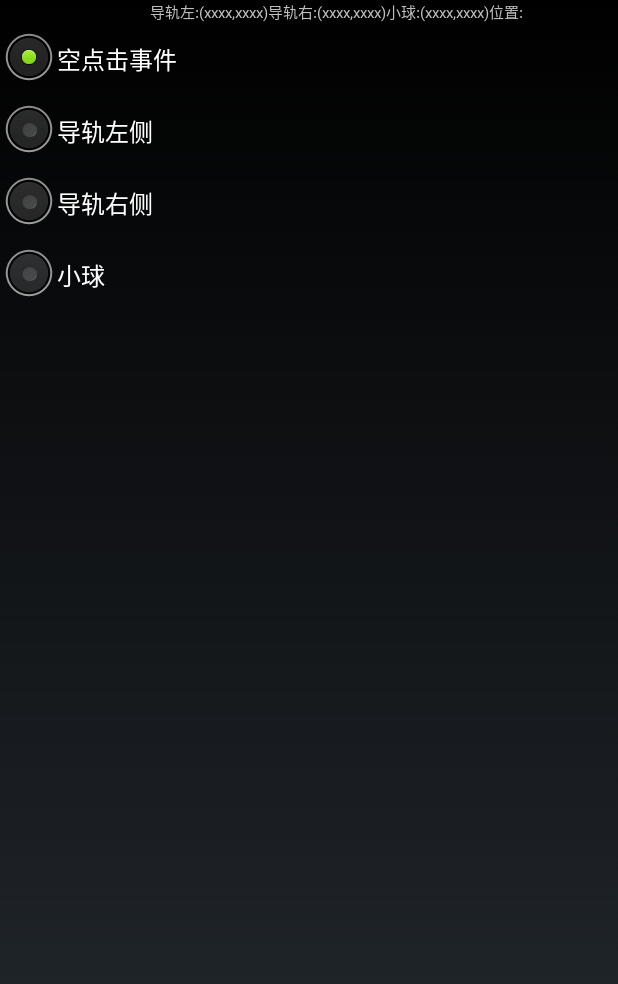
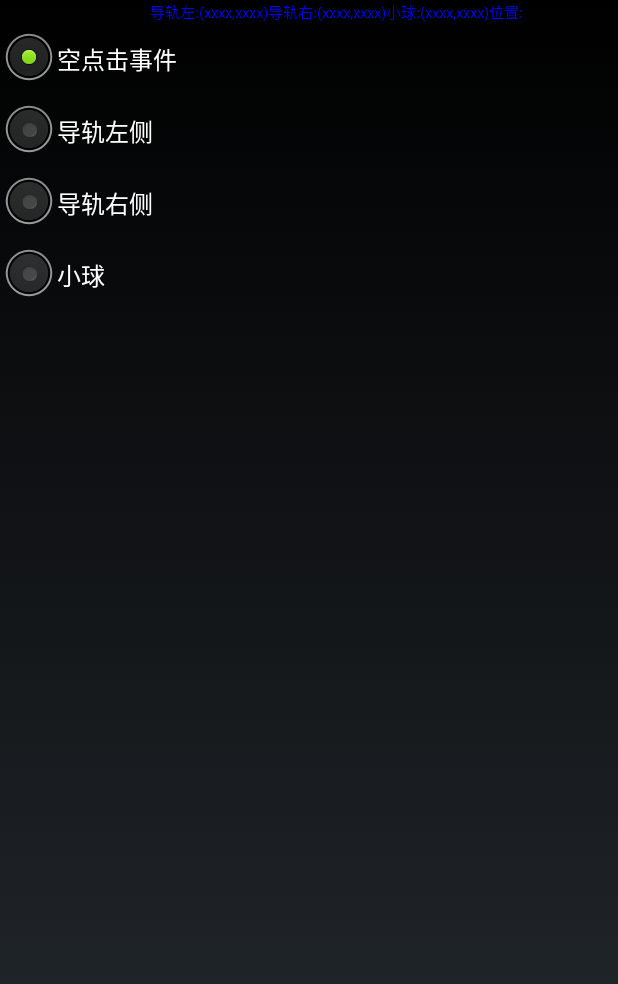
Before and after one commit to zsyh/BallTracking, an Android app: the layout zaizai1_surface_view.xml on its own in the app's theme, with its tools: preview values and no code run, on a phone screen of 412 x 824 dp. Shown: the top 984 px of the screen. Run offline under Robolectric (Android 15) with nearby library versions, the phone set to English and light mode, and no system bars.

Commit message:
修改顶部文本框颜色

```diff
--- a/app/src/main/res/layout/zaizai1_surface_view.xml
+++ b/app/src/main/res/layout/zaizai1_surface_view.xml
@@ -47,12 +47,14 @@
         android:layout_height="wrap_content"
         android:layout_marginLeft="100dp"
         android:textSize="10dp"
+        android:textColor="#0000FF"
         android:text="导轨左:(xxxx,xxxx)"/>
     <TextView
         android:id="@+id/textViewRight"
         android:layout_width="wrap_content"
         android:layout_height="wrap_content"
         android:textSize="10dp"
+        android:textColor="#0000FF"
         android:text="导轨右:(xxxx,xxxx)"
         android:layout_toRightOf="@id/textViewLeft"/>
     <TextView
@@ -60,6 +62,7 @@
         android:layout_width="wrap_content"
         android:layout_height="wrap_content"
         android:textSize="10dp"
+        android:textColor="#0000FF"
         android:text="小球:(xxxx,xxxx)"
         android:layout_toRightOf="@id/textViewRight"/>
     <TextView
@@ -68,6 +71,7 @@
         android:layout_height="wrap_content"
         android:textSize="10dp"
         android:text="位置:"
+        android:textColor="#0000FF"
         android:layout_toRightOf="@id/textViewBall"/>
 
 </RelativeLayout>
```
